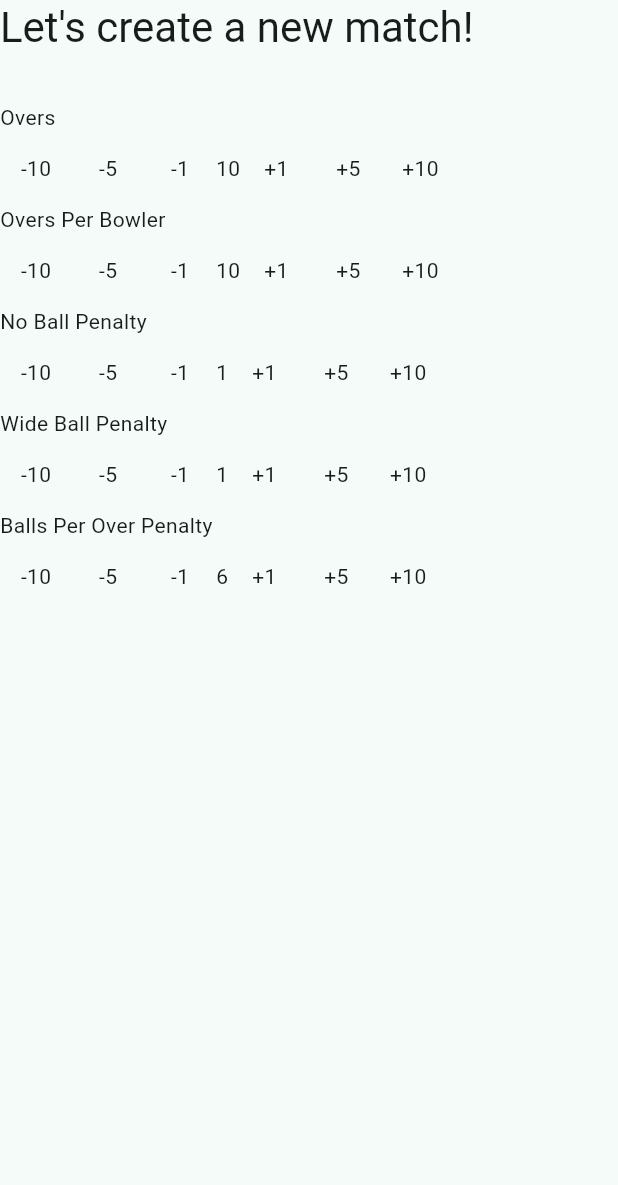
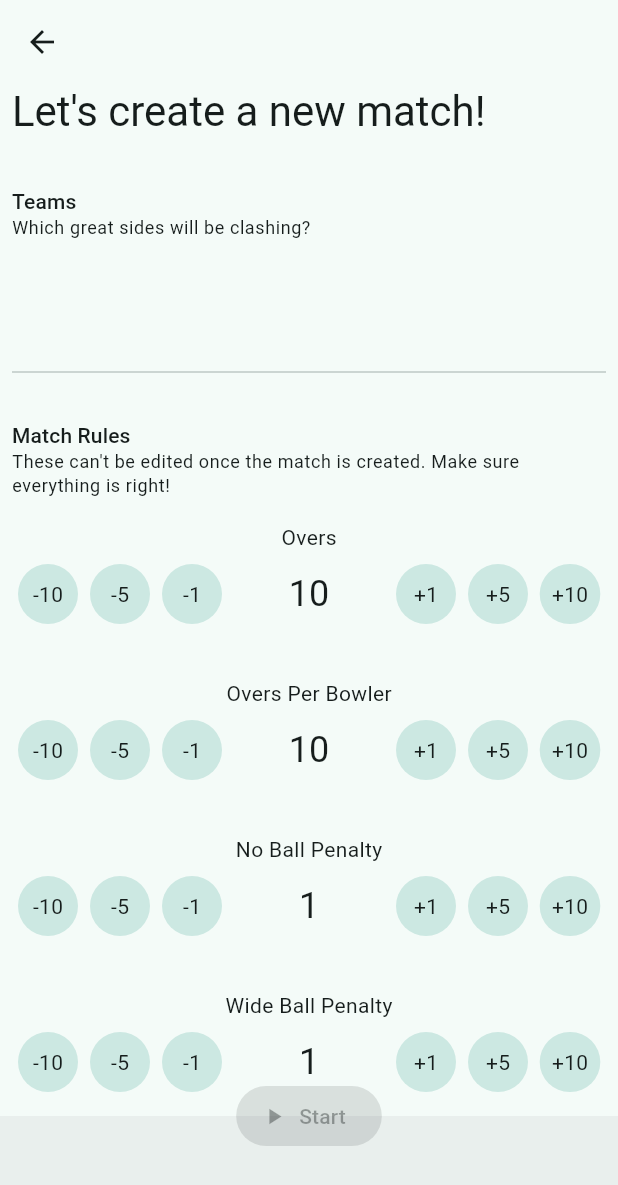
Before and after one commit to PlayPratz/Scorecard, a Flutter app: the screen it shows after launch, after a tap on the "sports baseball" icon, on a phone screen of 412 x 824 dp. Shown: the top 1185 px of the screen. Run offline on Flutter 3.47's test engine with Material 3 defaults, Android fonts, the phone set to English and light mode, and no system bars.

Commit message:
[WIP] More dummy screens

```diff
--- a/lib/screens/cricket_match/create_cricket_match_screen.dart
+++ b/lib/screens/cricket_match/create_cricket_match_screen.dart
@@ -10,12 +10,30 @@ class CreateCricketMatchScreen extends StatelessWidget {
   @override
   Widget build(BuildContext context) {
     return Scaffold(
-      body: ListView(
+        appBar: AppBar(),
+        body: Padding(
+          padding: const EdgeInsets.symmetric(horizontal: 8.0),
+          child: ListView(
             children: [
               Text("Let's create a new match!",
                   style: Theme.of(context).textTheme.headlineMedium),
               const SizedBox(height: 32),
-          const Text("Overs"),
+              Text("Teams", style: Theme.of(context).textTheme.titleSmall),
+              Text(
+                "Which great sides will be clashing?",
+                style: Theme.of(context).textTheme.bodySmall,
+              ),
+              ListTile(),
+              const Divider(height: 64),
+              Text("Match Rules",
+                  style: Theme.of(context).textTheme.titleSmall),
+              Text(
+                "These can't be edited once the match is created. Make sure everything is right!",
+                style: Theme.of(context).textTheme.bodySmall,
+              ),
+              const SizedBox(height: 16),
+              const Center(child: Text("Overs")),
+              const SizedBox(height: 4),
               ValueListenableBuilder(
                 valueListenable: controller.oversPerInnings,
                 builder: (context, value, child) => _NumberChooser(
@@ -24,7 +42,9 @@ class CreateCricketMatchScreen extends StatelessWidget {
                   min: 1,
                 ),
               ),
-          const Text("Overs Per Bowler"),
+              const SizedBox(height: 32),
+              const Center(child: Text("Overs Per Bowler")),
+              const SizedBox(height: 4),
               ValueListenableBuilder(
                 valueListenable: controller.oversPerBowler,
                 builder: (context, value, child) => _NumberChooser(
@@ -34,7 +54,9 @@ class CreateCricketMatchScreen extends StatelessWidget {
                   max: controller.oversPerInnings.value,
                 ),
               ),
-          const Text("No Ball Penalty"),
+              const SizedBox(height: 32),
+              const Center(child: Text("No Ball Penalty")),
+              const SizedBox(height: 4),
               ValueListenableBuilder(
                 valueListenable: controller.noBallPenalty,
                 builder: (context, value, child) => _NumberChooser(
@@ -42,7 +64,9 @@ class CreateCricketMatchScreen extends StatelessWidget {
                   onChange: (value) => controller.noBallPenalty.value = value,
                 ),
               ),
-          const Text("Wide Ball Penalty"),
+              const SizedBox(height: 32),
+              const Center(child: Text("Wide Ball Penalty")),
+              const SizedBox(height: 4),
               ValueListenableBuilder(
                 valueListenable: controller.wideBallPenalty,
                 builder: (context, value, child) => _NumberChooser(
@@ -50,7 +74,9 @@ class CreateCricketMatchScreen extends StatelessWidget {
                   onChange: (value) => controller.wideBallPenalty.value = value,
                 ),
               ),
-          const Text("Balls Per Over Penalty"),
+              const SizedBox(height: 32),
+              const Center(child: Text("Balls Per Over")),
+              const SizedBox(height: 4),
               ValueListenableBuilder(
                 valueListenable: controller.ballsPerOver,
                 builder: (context, value, child) => _NumberChooser(
@@ -59,9 +85,17 @@ class CreateCricketMatchScreen extends StatelessWidget {
                   min: 1,
                 ),
               ),
+              const SizedBox(height: 64),
             ],
           ),
-    );
+        ),
+        bottomNavigationBar: const BottomAppBar(),
+        floatingActionButtonLocation: FloatingActionButtonLocation.centerDocked,
+        floatingActionButton: FilledButton.icon(
+          onPressed: null,
+          label: const Text("Start"),
+          icon: const Icon(Icons.play_arrow),
+        ));
   }
 
   void _initializeMatch(BuildContext context) {
@@ -90,36 +124,31 @@ class _NumberChooser extends StatelessWidget {
   @override
   Widget build(BuildContext context) {
     return Row(
+      mainAxisAlignment: MainAxisAlignment.start,
       children: [
-        IconButton(
-          onPressed: () => _changeBy(-10),
-          icon: const Text("-10"),
-          color: Theme.of(context).primaryColorDark,
+        _changeButton(context, -10, "-10"),
+        _changeButton(context, -5, "-5"),
+        _changeButton(context, -1, "-1"),
+        Expanded(
+          child: Center(
+            child: Text(
+              value.toString(),
+              style: Theme.of(context).textTheme.headlineSmall,
             ),
-        IconButton(
-            onPressed: () => _changeBy(-5),
-            icon: const Text("-5"),
-            color: Theme.of(context).primaryColor),
-        IconButton(
-            onPressed: () => _changeBy(-1),
-            icon: const Text("-1"),
-            color: Theme.of(context).primaryColorLight),
-        Text(value.toString()),
-        IconButton(
-            onPressed: () => _changeBy(1),
-            icon: const Text("+1"),
-            color: Theme.of(context).primaryColorLight),
-        IconButton(
-            onPressed: () => _changeBy(5),
-            icon: const Text("+5"),
-            color: Theme.of(context).primaryColor),
-        IconButton(
-            onPressed: () => _changeBy(10),
-            icon: const Text("+10"),
-            color: Theme.of(context).primaryColorDark),
+          ),
+        ),
+        _changeButton(context, 1, "+1"),
+        _changeButton(context, 5, "+5"),
+        _changeButton(context, 10, "+10"),
       ],
     );
   }
+
+  Widget _changeButton(BuildContext context, int diff, String label) =>
+      IconButton.filledTonal(
+        onPressed: () => _changeBy(diff),
+        icon: Text(label),
+      );
 
   void _changeBy(int diff) {
     final newValue = value + diff;
--- a/lib/screens/home_screen.dart
+++ b/lib/screens/home_screen.dart
@@ -1,5 +1,9 @@
 import 'package:flutter/material.dart';
+import 'package:scorecard/modules/player/player_model.dart';
+import 'package:scorecard/modules/team/team_model.dart';
 import 'package:scorecard/screens/cricket_match/create_cricket_match_screen.dart';
+import 'package:scorecard/screens/player/player_list_screen.dart';
+import 'package:scorecard/screens/team/team_list_screen.dart';
 
 class HomeScreen extends StatelessWidget {
   const HomeScreen({super.key});
@@ -7,11 +11,56 @@ class HomeScreen extends StatelessWidget {
   @override
   Widget build(BuildContext context) {
     return Scaffold(
-      floatingActionButton: FloatingActionButton(
-        child: const Icon(Icons.sports_baseball),
-        onPressed: () => _createMatch(context),
+      body: Padding(
+        padding: const EdgeInsets.symmetric(horizontal: 8.0),
+        child: ListView(
+          children: [
+            _HomeScreenSection(
+              title: "Players",
+              children: [
+                PlayerTile(
+                  Player(name: "Pratik Nerurkar"),
+                  onSelect: () {},
+                ),
+                PlayerTile(
+                  Player(name: "Rutash Joshipura"),
+                  onSelect: () {},
+                ),
+                ListTile(
+                  leading: Icon(
+                    Icons.add,
+                    color: Theme.of(context).primaryColor,
+                  ),
+                  onTap: () {},
+                  title: Text("Add"),
+                  trailing: Icon(Icons.chevron_right),
+                )
+              ],
+            ),
+            _HomeScreenSection(title: "Teams", children: [
+              TeamTile(
+                Team(name: "Mumbai Indians", color: Colors.blueAccent.value),
+                onSelect: () {},
+              ),
+              TeamTile(
+                Team(
+                    name: "Chennai Super Kings",
+                    color: Colors.yellowAccent.value),
+                onSelect: () {},
+              ),
+              ListTile(
+                leading: Icon(
+                  Icons.add,
+                  color: Theme.of(context).primaryColor,
+                ),
+                onTap: () {},
+                title: Text("Add"),
+                trailing: Icon(Icons.chevron_right),
+              )
+            ])
+          ],
+        ),
       ),
-      floatingActionButtonLocation: FloatingActionButtonLocation.endContained,
       bottomNavigationBar: const BottomAppBar(
         child: Row(
           children: [
@@ -21,6 +70,11 @@ class HomeScreen extends StatelessWidget {
           ],
         ),
       ),
+      floatingActionButton: FloatingActionButton(
+        child: const Icon(Icons.sports_baseball),
+        onPressed: () => _createMatch(context),
+      ),
+      floatingActionButtonLocation: FloatingActionButtonLocation.endContained,
     );
   }
 
@@ -29,3 +83,22 @@ class HomeScreen extends StatelessWidget {
         MaterialPageRoute(builder: (context) => CreateCricketMatchScreen()));
   }
 }
+
+class _HomeScreenSection extends StatelessWidget {
+  final String title;
+  final List<Widget> children;
+
+  const _HomeScreenSection(
+      {super.key, required this.title, required this.children});
+
+  @override
+  Widget build(BuildContext context) {
+    return Column(
+      crossAxisAlignment: CrossAxisAlignment.start,
+      children: [
+        Text(title, style: Theme.of(context).textTheme.headlineLarge),
+        ...children
+      ],
+    );
+  }
+}
--- /dev/null
+++ b/lib/screens/player/create_player_screen.dart
@@ -0,0 +1,15 @@
+import 'package:flutter/material.dart';
+
+class CreatePlayerScreen extends StatelessWidget {
+  const CreatePlayerScreen({super.key});
+
+  @override
+  Widget build(BuildContext context) {
+    return Scaffold(
+      appBar: AppBar(),
+      body: ListView(
+        children: [Text("Bruh")],
+      ),
+    );
+  }
+}
--- /dev/null
+++ b/lib/screens/player/player_list_screen.dart
@@ -0,0 +1,28 @@
+import 'package:flutter/material.dart';
+import 'package:scorecard/modules/player/player_model.dart';
+
+class PlayerListScreen extends StatelessWidget {
+  const PlayerListScreen({super.key});
+
+  @override
+  Widget build(BuildContext context) {
+    return const Placeholder();
+  }
+}
+
+class PlayerTile extends StatelessWidget {
+  final Player player;
+  final void Function()? onSelect;
+  const PlayerTile(this.player, {super.key, this.onSelect});
+
+  @override
+  Widget build(BuildContext context) {
+    final isSelectable = onSelect != null;
+    return ListTile(
+      leading: const Icon(Icons.sports_motorsports),
+      title: Text(player.name),
+      trailing: isSelectable ? const Icon(Icons.chevron_right) : null,
+      onTap: onSelect,
+    );
+  }
+}
--- /dev/null
+++ b/lib/screens/team/team_list_screen.dart
@@ -0,0 +1,33 @@
+import 'package:flutter/material.dart';
+import 'package:scorecard/modules/team/team_model.dart';
+
+class TeamListScreen extends StatelessWidget {
+  const TeamListScreen({super.key});
+
+  @override
+  Widget build(BuildContext context) {
+    return const Placeholder();
+  }
+}
+
+class TeamTile extends StatelessWidget {
+  final Team team;
+  final void Function()? onSelect;
+  const TeamTile(this.team, {super.key, this.onSelect});
+
+  @override
+  Widget build(BuildContext context) {
+    final isSelectable = onSelect != null;
+    final color = Color(team.color);
+    // final brightness = ThemeData.estimateBrightnessForColor(color);
+    return Card(
+      color: color.withOpacity(0.9),
+      child: ListTile(
+        leading: const Icon(Icons.groups),
+        title: Text(team.name),
+        trailing: isSelectable ? const Icon(Icons.chevron_right) : null,
+        onTap: onSelect,
+      ),
+    );
+  }
+}
```
Lines whose indentation alone changed are shown as unchanged.
